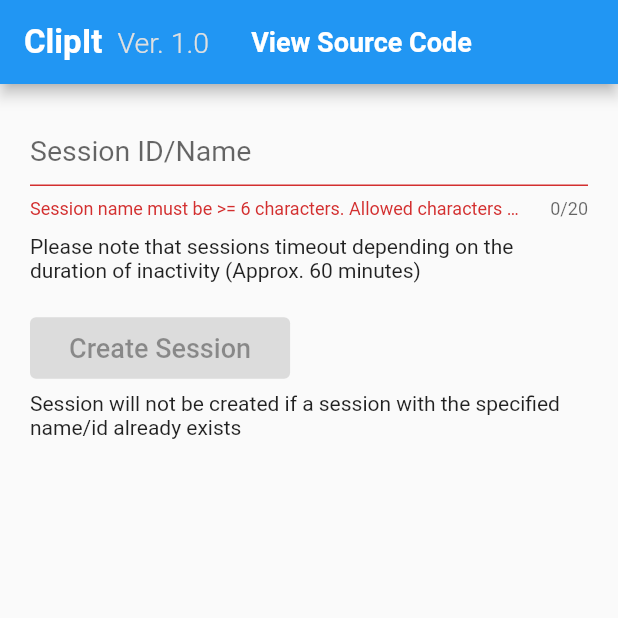
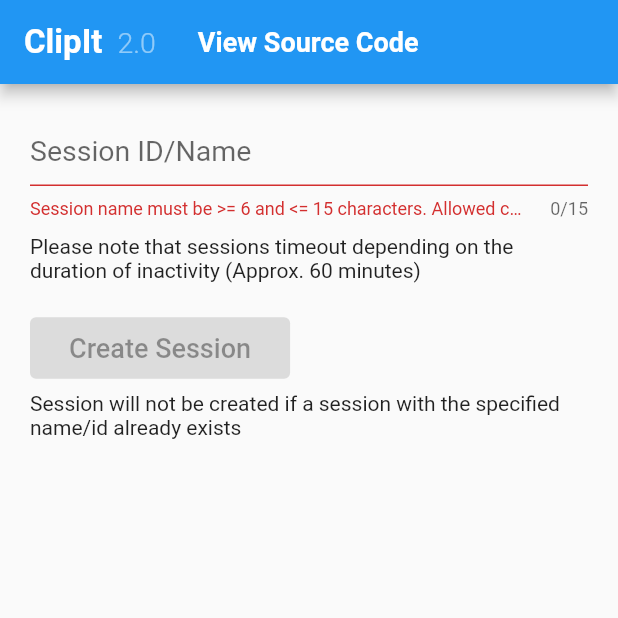
Before and after one commit to SBTopZZZ-LG/ClipIt-FlutterWeb, a Flutter app: the screen it shows after launch, on a phone screen of 412 x 824 dp, the top half of it. Run offline on Flutter 3.47's test engine with Material 2 defaults, Android fonts, the phone set to English and light mode, and no system bars; our stand-ins replace fluro.

Commit message:
Added routing

```diff
--- a/lib/Framework/httpReq.dart
+++ b/lib/Framework/httpReq.dart
@@ -3,7 +3,9 @@ import 'dart:convert';
 import 'package:app/Framework/WebSchemas/Session.dart';
 import 'package:http/http.dart' as http;
 
-const String _BASE_URL = "https://agile-wave-85046.herokuapp.com";
+const String _BASE_URL =
+    //"http://localhost:3000";
+    "https://agile-wave-85046.herokuapp.com";
 
 Future<bool> createSession(String sessionName) async {
   final response =
@@ -15,6 +17,8 @@ Future<bool> createSession(String sessionName) async {
 Future<Session?> getSession(String sessionName) async {
   final response =
       await http.get(Uri.parse("$_BASE_URL/session?name=$sessionName"));
+
+  print(response.body);
 
   if (response.statusCode == 200) {
     Map<String, dynamic> responseBody = jsonDecode(response.body);
--- a/lib/Pages/home.dart
+++ b/lib/Pages/home.dart
@@ -1,12 +1,15 @@
-import 'package:app/Framework/WebSchemas/Session.dart';
-import 'package:app/Framework/currentSession.dart';
-import 'package:app/Framework/httpReq.dart';
-import 'package:app/Pages/session.dart';
+import 'package:app/fluroRouter.dart';
+import 'package:fluro/fluro.dart';
 import 'package:flutter/material.dart';
 
 import '../Prefabs/appBar.dart';
+import '../Framework/currentSession.dart';
+import '../Framework/httpReq.dart';
+import '../Pages/session.dart';
 
 class HomePage extends StatefulWidget {
+  static const String route = "/";
+
   @override
   _HomePageState createState() => _HomePageState();
 }
@@ -14,40 +17,12 @@ class HomePage extends StatefulWidget {
 class _HomePageState extends State<HomePage> {
   String _sessionName = "";
 
-  bool _validate() {
-    const String allowedChars =
-        "ABCDEFGHIJKLMNOPQRSTUVWXYZabcdefghijklmnopqrstuvwxyz0123456789-._~:/?#[]@!\$&'()*+,;=";
-    if (_sessionName.length >= 6) {
-      for (String char in _sessionName.characters.toList()) {
-        if (!allowedChars.contains(char)) return false;
-      }
+  void _createSession() {
+    if (!SessionPage.validate(_sessionName)) return;
 
-      return true;
-    }
-    return false;
-  }
-
-  void _createSession() {
-    if (!_validate()) return;
-
-    createSession(_sessionName).then((value) {
-      if (value != null) {
-        // Creation success
-
-        currentSessionName = _sessionName;
-
-        Navigator.push(
-            context, MaterialPageRoute(builder: (ctx) => SessionPage()));
-      } else {
-        // Failed to create
-
-        ScaffoldMessenger.of(context).showSnackBar(
-          SnackBar(
-            content: Text("Failed to create a session"),
-          ),
-        );
-      }
-    });
+    // Session will be created on the session page
+    FluroRouterClass.router.navigateTo(context, "/$_sessionName",
+        transition: TransitionType.inFromRight);
   }
 
   @override
@@ -65,26 +40,14 @@ class _HomePageState extends State<HomePage> {
                     setState(() => _sessionName = sessionName),
                 decoration: InputDecoration(
                     hintText: "Session ID/Name",
-                    errorText: _validate()
+                    errorText: SessionPage.validate(_sessionName)
                         ? null
-                        : "Session name must be >= 6 characters. Allowed characters are a-z, A-Z, 0-9, and URL symbols."),
+                        : "Session name must be >= 6 and <= 15 characters. Allowed characters are a-z, A-Z, 0-9, and URL symbols."),
                 style: TextStyle(fontSize: 19),
                 keyboardType: TextInputType.name,
-                maxLength: 20,
+                maxLength: 15,
                 maxLines: 1,
               ),
-              // SizedBox(
-              //   height: 10,
-              // ),
-              // Row(
-              //   children: [
-              //     Text("Your session link will look like, "),
-              //     Text(
-              //       "https://site.com/$_sessionName",
-              //       style: TextStyle(fontWeight: FontWeight.bold),
-              //     ),
-              //   ],
-              // ),
               SizedBox(
                 height: 10,
               ),
@@ -94,14 +57,15 @@ class _HomePageState extends State<HomePage> {
                 height: 20,
               ),
               ElevatedButton(
-                  onPressed: _validate() ? _createSession : null,
+                onPressed: SessionPage.validate(_sessionName) ? _createSession : null,
                 child: Padding(
                   padding: const EdgeInsets.all(10),
                   child: Text(
                     "Create Session",
                     style: TextStyle(fontSize: 18),
                   ),
-                  )),
+                ),
+              ),
               SizedBox(
                 height: 5,
               ),
--- a/lib/Prefabs/appBar.dart
+++ b/lib/Prefabs/appBar.dart
@@ -13,11 +13,11 @@ PreferredSizeWidget getDefaultAppBar() {
           width: 10,
         ),
         Text(
-          "Ver. 1.0",
+          "2.0",
           style: TextStyle(
               fontSize: 19,
               fontWeight: FontWeight.w300,
-              color: Colors.grey.shade300),
+              color: Colors.white.withOpacity(0.5)),
         ),
         SizedBox(
           width: 20,
@@ -35,6 +35,7 @@ PreferredSizeWidget getDefaultAppBar() {
             ))
       ],
     ),
+    leading: null,
   );
 }
 
--- /dev/null
+++ b/lib/fluroRouter.dart
@@ -0,0 +1,32 @@
+import 'package:fluro/fluro.dart';
+import 'package:fluro/fluro.dart' as fluro;
+
+import 'package:app/Pages/home.dart';
+import 'package:app/Pages/session.dart';
+
+class FluroRouterClass {
+  static final router = fluro.FluroRouter();
+
+  static final _homeHandler = Handler(
+    handlerFunc: (context, parameters) {
+      return HomePage();
+    },
+  );
+  static final _sessionHandler = Handler(
+    handlerFunc: (context, parameters) {
+      return SessionPage(
+          parameters["name"] == null ? "<invalid>" : parameters["name"]![0]);
+    },
+  );
+
+  static void setupRouter() {
+    router.define(
+      '/',
+      handler: _homeHandler,
+    );
+    router.define(
+      '/:name',
+      handler: _sessionHandler,
+    );
+  }
+}
--- a/pubspec.yaml
+++ b/pubspec.yaml
@@ -29,6 +29,9 @@ dependencies:
 
   # To open Urls
   url_launcher: ^6.0.7
+
+  # Fluro, for advanced routing
+  fluro: ^2.0.3
 
   # The following adds the Cupertino Icons font to your application.
   # Use with the CupertinoIcons class for iOS style icons.
```
Also changed, not shown: lib/Pages/session.dart (+107 -29 lines), lib/main.dart (+8 -1 lines), pubspec.lock. Lines whose indentation alone changed are shown as unchanged.
